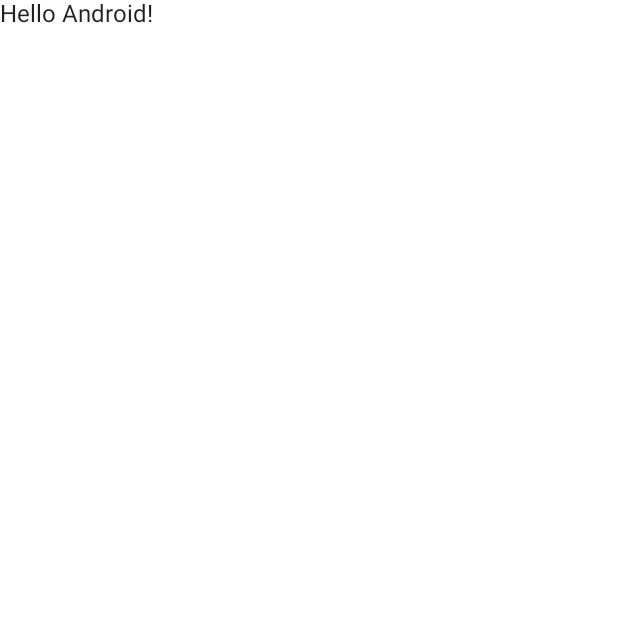
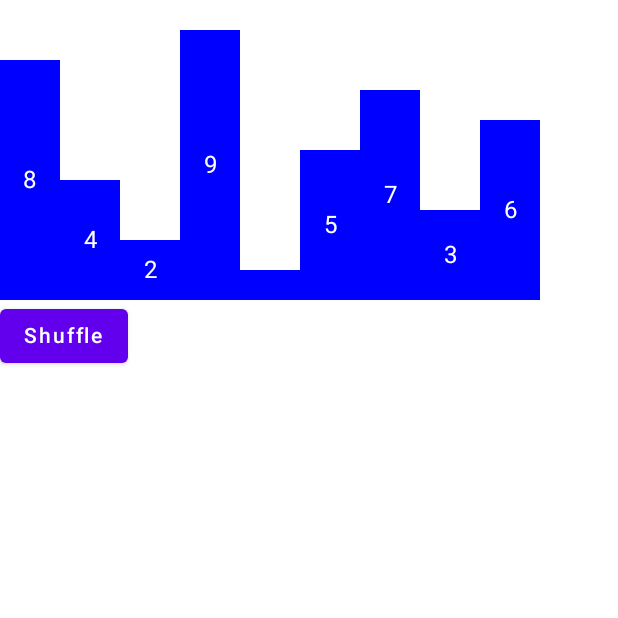
Before and after one commit to PaPluckfii/AlgoVisualizer, an Android app built with Jetpack Compose: the screen it shows after launch (MainActivity), on a phone screen of 412 x 824 dp, the top half of it. Before the commit the part shown is almost empty. Run offline under Robolectric (Android 15) with nearby library versions, the light colour scheme and no system bars; our stand-ins replace Dagger/Hilt's generated code.

Commit message:
chore(): import buildSrc and basic bar graph code

```diff
--- a/app/src/main/AndroidManifest.xml
+++ b/app/src/main/AndroidManifest.xml
@@ -3,6 +3,7 @@
     xmlns:tools="http://schemas.android.com/tools" >
 
     <application
+        android:name=".AlgoVisualizerApplication"
         android:allowBackup="true"
         android:dataExtractionRules="@xml/data_extraction_rules"
         android:fullBackupContent="@xml/backup_rules"
--- /dev/null
+++ b/app/src/main/java/com/addas/algovisualizer/AlgoVisualizerApplication.kt
@@ -0,0 +1,8 @@
+package com.addas.algovisualizer
+
+import android.app.Application
+import dagger.hilt.android.HiltAndroidApp
+
+@HiltAndroidApp
+class AlgoVisualizerApplication : Application() {
+}
--- a/app/src/main/java/com/addas/algovisualizer/MainActivity.kt
+++ b/app/src/main/java/com/addas/algovisualizer/MainActivity.kt
@@ -3,23 +3,47 @@
 import android.os.Bundle
 import androidx.activity.ComponentActivity
 import androidx.activity.compose.setContent
-import androidx.compose.foundation.layout.fillMaxSize
+import androidx.activity.viewModels
+import androidx.compose.animation.core.LinearEasing
+import androidx.compose.animation.core.animateDp
+import androidx.compose.animation.core.tween
+import androidx.compose.animation.core.updateTransition
+import androidx.compose.foundation.background
+import androidx.compose.foundation.layout.*
+import androidx.compose.material.Button
 import androidx.compose.material.MaterialTheme
 import androidx.compose.material.Surface
 import androidx.compose.material.Text
-import androidx.compose.runtime.Composable
+import androidx.compose.runtime.*
+import androidx.compose.ui.Alignment
 import androidx.compose.ui.Modifier
-import androidx.compose.ui.tooling.preview.Preview
+import androidx.compose.ui.graphics.Color
+import androidx.compose.ui.unit.dp
+import androidx.compose.ui.unit.times
+import androidx.lifecycle.ViewModel
 import com.addas.algovisualizer.ui.theme.AlgoVisualizerTheme
+import dagger.hilt.android.AndroidEntryPoint
+import dagger.hilt.android.lifecycle.HiltViewModel
+import kotlinx.coroutines.CoroutineScope
+import kotlinx.coroutines.Dispatchers
+import kotlinx.coroutines.delay
+import kotlinx.coroutines.launch
+import javax.inject.Inject
 
+@AndroidEntryPoint
 class MainActivity : ComponentActivity() {
+
+    private val viewModel: MyViewModel by viewModels()
     override fun onCreate(savedInstanceState: Bundle?) {
         super.onCreate(savedInstanceState)
         setContent {
             AlgoVisualizerTheme {
                 // A surface container using the 'background' color from the theme
-                Surface(modifier = Modifier.fillMaxSize(), color = MaterialTheme.colors.background) {
-                    Greeting("Android")
+                Surface(
+                    modifier = Modifier.fillMaxSize(),
+                    color = MaterialTheme.colors.background
+                ) {
+                    BarGraph(viewModel)
                 }
             }
         }
@@ -27,14 +51,97 @@
 }
 
 @Composable
-fun Greeting(name: String) {
-    Text(text = "Hello $name!")
+fun BarGraph(viewModel: MyViewModel) {
+    val data = viewModel.data
+    var animatingData by remember { mutableStateOf(data) }
+
+    LaunchedEffect(data) {
+        animatingData = data
+    }
+
+    val barWidth = 40.dp
+    val barSpacing = 10.dp
+    val barHeightMultiplier = 20.dp
+
+    Column(modifier = Modifier.fillMaxWidth()) {
+        Row(
+            modifier = Modifier
+                .fillMaxWidth()
+                .height(
+                    barHeightMultiplier * data
+                        .maxOrNull()!!
+                        .toFloat() + barSpacing * 2
+                ),
+            verticalAlignment = Alignment.Bottom
+        ) {
+            animatingData.forEachIndexed { index, item ->
+                val targetHeight = item * barHeightMultiplier
+                val transition = updateTransition(targetHeight, label = "barHeight$index")
+                val barHeight by transition.animateDp(
+                    transitionSpec = {
+                        tween(
+                            durationMillis = 500,
+                            easing = LinearEasing
+                        )
+                    },    //Lower duration value would be idle for this
+                    label = ""
+                ) { targetHeight }
+
+                Box(
+                    modifier = Modifier
+                        .width(barWidth)
+                        .height(barHeight)
+                        .background(Color.Blue)
+                        .padding(horizontal = barSpacing / 2, vertical = barSpacing),
+                    contentAlignment = Alignment.Center
+                ) {
+                    Text(item.toString(), color = Color.White)
+                }
+            }
+        }
+
+        Button(onClick = { viewModel.shuffleData() }) {
+            Text("Shuffle")
+        }
+    }
 }
 
-@Preview(showBackground = true)
-@Composable
-fun DefaultPreview() {
-    AlgoVisualizerTheme {
-        Greeting("Android")
+@HiltViewModel
+class MyViewModel @Inject constructor() : ViewModel() {
+    var data by mutableStateOf(listOf(8, 4, 2, 9, 1, 5, 7, 3, 6))
+
+    fun shuffleData() {
+        data = data.shuffled()
     }
+
+    fun sortArr(arr: MutableList<Int>) {
+        // Bubble Sort
+        CoroutineScope(Dispatchers.IO).launch {
+            for (i in arr.indices) {
+                for (j in 0 until arr.size - i - 1) {
+                    // Highlight the two bars being compared
+                    arr[j] = arr[j] * -1
+                    arr[j + 1] = arr[j + 1] * -1
+
+                    // Delay for visualization purposes
+                    delay(1000)
+
+                    if (arr[j] > arr[j + 1]) {
+                        // Swap the two bars
+                        val temp = arr[j]
+                        arr[j] = arr[j + 1]
+                        arr[j + 1] = temp
+
+                        // Delay for visualization purposes
+                        delay(1000)
+                    }
+
+                    // Un-highlight the two bars
+                    arr[j] = arr[j] * -1
+                    arr[j + 1] = arr[j + 1] * -1
+                }
+            }
+        }
+    }
+
 }
--- a/build.gradle
+++ b/build.gradle
@@ -1,10 +1,13 @@
 buildscript {
     ext {
-        compose_ui_version = '1.2.0'
+        compose_ui_version = '1.3.3'
     }
 }// Top-level build file where you can add configuration options common to all sub-projects/modules.
 plugins {
     id 'com.android.application' version '7.4.2' apply false
     id 'com.android.library' version '7.4.2' apply false
     id 'org.jetbrains.kotlin.android' version '1.7.0' apply false
+    id 'com.google.dagger.hilt.android' version '2.44.2' apply false
+    id 'androidx.navigation.safeargs.kotlin' version '2.5.3' apply false
+    id 'org.jetbrains.kotlin.kapt' version '1.8.10' apply false
 }
```
Also changed, not shown: app/build.gradle (+38 -9 lines), buildSrc/build.gradle.kts (added, +7 -0 lines), buildSrc/src/main/java/AppDependencies.kt (added, +91 -0 lines), gradle/wrapper/gradle-wrapper.properties, 1 other file.
